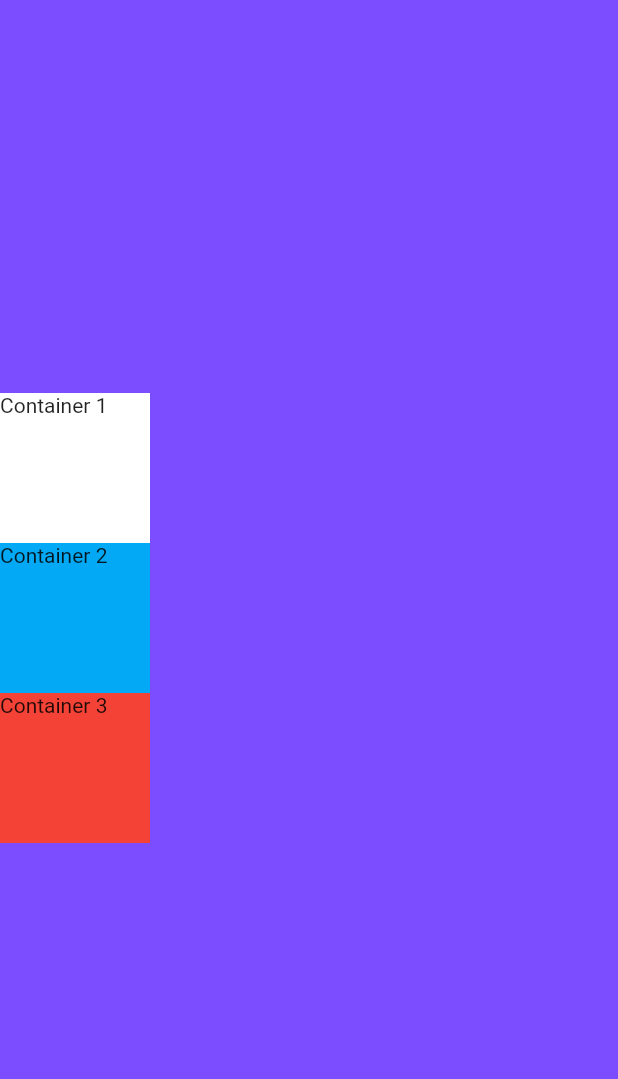
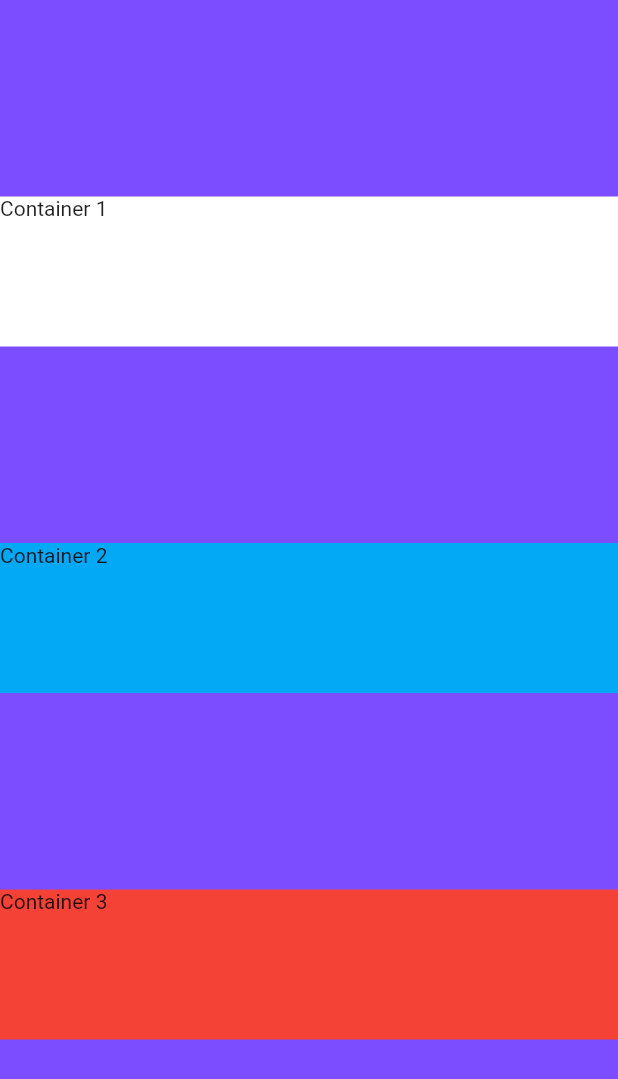
Before and after one commit to MalteMagnussen/AndroidStudioProjects, a Flutter app: the screen it shows after launch, on a phone screen of 412 x 824 dp. Shown: the top 1079 px of the screen. Run offline on Flutter 3.47's test engine with Material 2 defaults, Android fonts, the phone set to English and light mode, and no system bars.

Commit message:
Alignment practice

```diff
--- a/mi_card_flutter-master/lib/main.dart
+++ b/mi_card_flutter-master/lib/main.dart
@@ -13,25 +13,23 @@ class MyApp extends StatelessWidget {
         body: SafeArea(
           child: Column(
             //mainAxisSize: MainAxisSize.min,
-            mainAxisAlignment: MainAxisAlignment.center,
+            mainAxisAlignment: MainAxisAlignment.spaceEvenly,
             verticalDirection: VerticalDirection.down,
+            crossAxisAlignment: CrossAxisAlignment.stretch,
             children: <Widget>[
               Container(
                 height: 100.0,
-                width: 100.0,
                 color: Colors.white,
                 child: Text(
                   'Container 1',
                 ),
               ),
               Container(
-                width: 100.0,
                 height: 100.0,
                 color: Colors.lightBlue,
                 child: Text("Container 2"),
               ),
               Container(
-                width: 100.0,
                 height: 100.0,
                 color: Colors.red,
                 child: Text("Container 3"),
```
